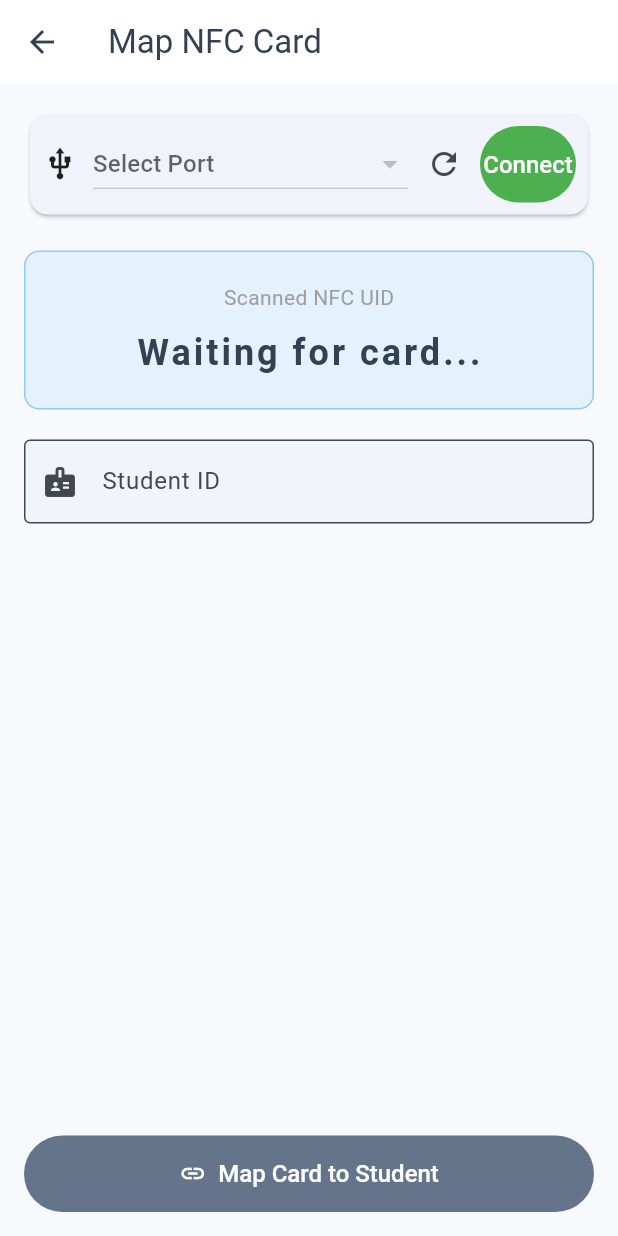
After one commit to Antoshaji/student-buspass, a Flutter app: the MapNfcScreen screen opened directly, on a phone screen of 412 x 824 dp. The commit adds this screen. Run offline on Flutter 3.47's test engine with Material 3 defaults, Android fonts, the phone set to English and light mode, and no system bars; our stand-ins replace cloud_firestore, firebase_auth, firebase_core; missing offline and left inert: flutter_libserialport; accounts and stored records are empty; statements that could not run were skipped.

Commit message:
nfc working

```diff
--- a/lib/models/user_model.dart
+++ b/lib/models/user_model.dart
@@ -6,6 +6,7 @@ class UserModel {
   final String? studentId; // Only for students
   final double balance; // Only for students
   final String busPassStatus; // 'none', 'pending', 'approved', 'rejected'
+  final String? nfcUid; // HEX User ID from NFC Card
 
   UserModel({
     required this.uid,
@@ -15,6 +16,7 @@ class UserModel {
     this.studentId,
     this.balance = 0.0,
     this.busPassStatus = 'none',
+    this.nfcUid,
   });
 
   Map<String, dynamic> toMap() {
@@ -26,6 +28,7 @@ class UserModel {
       'studentId': studentId,
       'balance': balance,
       'bus_pass_status': busPassStatus,
+      'nfcUid': nfcUid,
     };
   }
 
@@ -38,6 +41,7 @@ class UserModel {
       studentId: map['studentId'],
       balance: (map['balance'] ?? 0.0).toDouble(),
       busPassStatus: map['bus_pass_status'] ?? 'none',
+      nfcUid: map['nfcUid'],
     );
   }
 }
--- a/lib/screens/admin/admin_home_screen.dart
+++ b/lib/screens/admin/admin_home_screen.dart
@@ -6,6 +6,7 @@ import 'add_route_screen.dart';
 import 'pass_approval_screen.dart';
 import 'automated_bus_pass_screen.dart';
 import 'view_routes_screen.dart';
+import 'map_nfc_screen.dart';
 
 class AdminHomeScreen extends StatelessWidget {
   final UserModel user;
@@ -124,6 +125,17 @@ class AdminHomeScreen extends StatelessWidget {
                             ),
                           ),
                         ),
+                        _buildMenuCard(
+                          context,
+                          title: 'Map NFC Card',
+                          icon: Icons.nfc_outlined,
+                          onTap: () => Navigator.push(
+                            context,
+                            MaterialPageRoute(
+                              builder: (context) => const MapNfcScreen(),
+                            ),
+                          ),
+                        ),
                       ],
                     ),
                   ),
--- /dev/null
+++ b/lib/screens/admin/map_nfc_screen.dart
@@ -0,0 +1,250 @@
+import 'package:flutter/material.dart';
+import 'package:cloud_firestore/cloud_firestore.dart';
+import '../../services/serial_service.dart';
+
+class MapNfcScreen extends StatefulWidget {
+  const MapNfcScreen({super.key});
+
+  @override
+  State<MapNfcScreen> createState() => _MapNfcScreenState();
+}
+
+class _MapNfcScreenState extends State<MapNfcScreen> {
+  final SerialService _serialService = SerialService();
+  final TextEditingController _studentIdController = TextEditingController();
+
+  String? _selectedPort;
+  List<String> _ports = [];
+  String _scannedUid = '';
+  String? _statusMessage;
+  bool _isLoading = false;
+
+  @override
+  void initState() {
+    super.initState();
+    _loadPorts();
+
+    // Listen to serial data
+    _serialService.dataStream.listen((data) {
+      final cleanData = data.trim();
+      if (cleanData.isEmpty || cleanData.contains("Arduino Ready")) return;
+
+      setState(() {
+        // Support both "UID: XY..." format and raw "XY..." format
+        _scannedUid = cleanData.replaceAll('UID:', '').trim();
+        _statusMessage = 'Card Scanned: $_scannedUid';
+      });
+    });
+  }
+
+  @override
+  void dispose() {
+    _serialService.disconnect();
+    _studentIdController.dispose();
+    super.dispose();
+  }
+
+  void _loadPorts() {
+    setState(() {
+      _ports = _serialService.getAvailablePorts();
+      if (_ports.isNotEmpty) {
+        _selectedPort = _ports.first;
+      }
+    });
+  }
+
+  void _connectPort() {
+    if (_selectedPort == null) return;
+
+    if (_serialService.isConnected) {
+      _serialService.disconnect();
+      setState(() => _statusMessage = 'Disconnected');
+    } else {
+      bool success = _serialService.connect(_selectedPort!);
+      setState(() {
+        _statusMessage = success
+            ? 'Connected to $_selectedPort'
+            : 'Connection Failed';
+      });
+    }
+  }
+
+  Future<void> _mapCardToStudent() async {
+    if (_scannedUid.isEmpty) {
+      ScaffoldMessenger.of(
+        context,
+      ).showSnackBar(const SnackBar(content: Text('Please scan a card first')));
+      return;
+    }
+
+    if (_studentIdController.text.trim().isEmpty) {
+      ScaffoldMessenger.of(context).showSnackBar(
+        const SnackBar(content: Text('Please enter a Student ID')),
+      );
+      return;
+    }
+
+    setState(() => _isLoading = true);
+
+    try {
+      final studentId = _studentIdController.text.trim();
+
+      // Check if student exists
+      final userQuery = await FirebaseFirestore.instance
+          .collection('users')
+          .where('studentId', isEqualTo: studentId)
+          .limit(1)
+          .get();
+
+      if (userQuery.docs.isEmpty) {
+        throw 'Student ID not found';
+      }
+
+      final userDoc = userQuery.docs.first;
+
+      // Update User with NFC UID
+      await userDoc.reference.update({'nfcUid': _scannedUid});
+
+      setState(() {
+        _statusMessage = 'Success! Card mapped to $studentId';
+        _scannedUid = '';
+        _studentIdController.clear();
+      });
+
+      ScaffoldMessenger.of(context).showSnackBar(
+        const SnackBar(
+          backgroundColor: Colors.green,
+          content: Text('Card Mapped Successfully!'),
+        ),
+      );
+    } catch (e) {
+      setState(() => _statusMessage = 'Error: $e');
+    } finally {
+      setState(() => _isLoading = false);
+    }
+  }
+
+  @override
+  Widget build(BuildContext context) {
+    return Scaffold(
+      appBar: AppBar(title: const Text('Map NFC Card')),
+      body: Padding(
+        padding: const EdgeInsets.all(16.0),
+        child: Column(
+          crossAxisAlignment: CrossAxisAlignment.stretch,
+          children: [
+            // Port Selection
+            Card(
+              child: Padding(
+                padding: const EdgeInsets.all(8.0),
+                child: Row(
+                  children: [
+                    const Icon(Icons.usb),
+                    const SizedBox(width: 10),
+                    Expanded(
+                      child: DropdownButton<String>(
+                        isExpanded: true,
+                        value: _selectedPort,
+                        hint: const Text('Select Port'),
+                        items: _ports
+                            .map(
+                              (p) => DropdownMenuItem(value: p, child: Text(p)),
+                            )
+                            .toList(),
+                        onChanged: (v) => setState(() => _selectedPort = v),
+                      ),
+                    ),
+                    IconButton(
+                      icon: const Icon(Icons.refresh),
+                      onPressed: _loadPorts,
+                    ),
+                    ElevatedButton(
+                      onPressed: _connectPort,
+                      style: ElevatedButton.styleFrom(
+                        backgroundColor: _serialService.isConnected
+                            ? Colors.red
+                            : Colors.green,
+                        foregroundColor: Colors.white,
+                      ),
+                      child: Text(
+                        _serialService.isConnected ? 'Disconnect' : 'Connect',
+                      ),
+                    ),
+                  ],
+                ),
+              ),
+            ),
+            const SizedBox(height: 20),
+
+            // Status Area
+            Container(
+              padding: const EdgeInsets.all(20),
+              decoration: BoxDecoration(
+                color: Colors.blue.shade50,
+                borderRadius: BorderRadius.circular(10),
+                border: Border.all(color: Colors.blue.shade200),
+              ),
+              child: Column(
+                children: [
+                  const Text(
+                    'Scanned NFC UID',
+                    style: TextStyle(color: Colors.grey),
+                  ),
+                  const SizedBox(height: 10),
+                  Text(
+                    _scannedUid.isEmpty ? 'Waiting for card...' : _scannedUid,
+                    style: const TextStyle(
+                      fontSize: 24,
+                      fontWeight: FontWeight.bold,
+                      letterSpacing: 2,
+                    ),
+                  ),
+                ],
+              ),
+            ),
+
+            const SizedBox(height: 20),
+
+            // Student ID Input
+            TextField(
+              controller: _studentIdController,
+              decoration: const InputDecoration(
+                labelText: 'Student ID',
+                border: OutlineInputBorder(),
+                prefixIcon: Icon(Icons.badge),
+              ),
+              keyboardType: TextInputType.number,
+            ),
+
+            const SizedBox(height: 20),
+
+            if (_statusMessage != null)
+              Text(
+                _statusMessage!,
+                textAlign: TextAlign.center,
+                style: TextStyle(
+                  color: _statusMessage!.startsWith('Error')
+                      ? Colors.red
+                      : Colors.green,
+                  fontWeight: FontWeight.bold,
+                ),
+              ),
+
+            const Spacer(),
+
+            ElevatedButton.icon(
+              onPressed: _isLoading ? null : _mapCardToStudent,
+              icon: const Icon(Icons.link),
+              label: _isLoading
+                  ? const CircularProgressIndicator()
+                  : const Text('Map Card to Student'),
+              style: ElevatedButton.styleFrom(
+                padding: const EdgeInsets.all(16),
+              ),
+            ),
+          ],
+        ),
+      ),
+    );
+  }
+}
--- /dev/null
+++ b/lib/services/serial_service.dart
@@ -0,0 +1,92 @@
+import 'dart:async';
+import 'dart:typed_data';
+import 'package:flutter_libserialport/flutter_libserialport.dart';
+
+class SerialService {
+  SerialPort? _port;
+  final StreamController<String> _dataController =
+      StreamController<String>.broadcast();
+  bool _isListening = false;
+  String _buffer = '';
+
+  Stream<String> get dataStream => _dataController.stream;
+  bool get isConnected => _port != null && _port!.isOpen;
+
+  // Get list of available ports
+  List<String> getAvailablePorts() {
+    return SerialPort.availablePorts;
+  }
+
+  // Connect to a specific port
+  bool connect(String address) {
+    try {
+      if (_port != null) {
+        disconnect();
+      }
+
+      final port = SerialPort(address);
+      if (!port.openReadWrite()) {
+        print('Failed to open port $address');
+        return false;
+      }
+
+      _port = port;
+
+      // Configure port
+      final config = SerialPortConfig();
+      config.baudRate = 9600;
+      config.bits = 8;
+      config.stopBits = 1;
+      config.parity = SerialPortParity.none;
+      port.config = config;
+
+      _startListening();
+      return true;
+    } catch (e) {
+      print('Error connecting to port: $e');
+      return false;
+    }
+  }
+
+  void disconnect() {
+    if (_port != null) {
+      if (_port!.isOpen) _port!.close();
+      _port!.dispose();
+      _port = null;
+    }
+    _isListening = false;
+  }
+
+  void _startListening() {
+    if (_port == null || _isListening) return;
+    _isListening = true;
+
+    final reader = SerialPortReader(_port!);
+    reader.stream.listen(
+      (Uint8List data) {
+        // Convert bytes to string
+        final String chunk = String.fromCharCodes(data);
+        print('SerialService Raw Data: $chunk'); // DEBUG PRINT
+        _buffer += chunk;
+
+        // Process complete lines
+        while (_buffer.contains('\n')) {
+          final int index = _buffer.indexOf('\n');
+          final String line = _buffer.substring(0, index).trim();
+          _buffer = _buffer.substring(index + 1);
+
+          if (line.isNotEmpty) {
+            _dataController.add(line);
+          }
+        }
+      },
+      onError: (e) {
+        print('Serial read error: $e');
+        disconnect();
+      },
+      onDone: () {
+        _isListening = false;
+      },
+    );
+  }
+}
--- a/pubspec.yaml
+++ b/pubspec.yaml
@@ -40,6 +40,7 @@ dependencies:
   provider: ^6.1.5+1
   uuid: ^4.5.2
   intl: ^0.20.2
+  flutter_libserialport: ^0.5.0
 
 dev_dependencies:
   flutter_test:
```
Also changed, not shown: lib/screens/admin/automated_bus_pass_screen.dart (+238 -50 lines), pubspec.lock, 7 other files.
